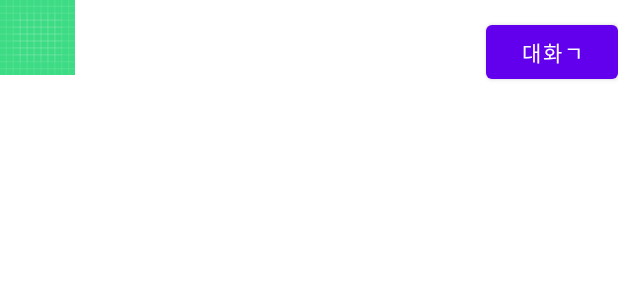
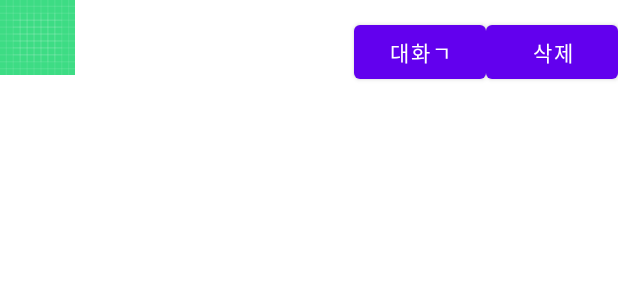
Before and after one commit to johnkimkim/CueTalk, an Android app: the layout bottom_list_layout.xml on its own in the app's theme, with its tools: preview values and no code run, on a phone screen of 412 x 824 dp. Shown: the top 300 px of the screen. Run offline under Robolectric (Android 15) with nearby library versions, the light colour scheme and no system bars.

Commit message:
finished set bottom list1

```diff
--- a/app/src/main/java/com/tistory/starcue/cuetalk/AdressRoomAdapter.java
+++ b/app/src/main/java/com/tistory/starcue/cuetalk/AdressRoomAdapter.java
@@ -117,6 +117,11 @@ public class AdressRoomAdapter extends RecyclerView.Adapter<AdressRoomAdapter.Cu
             @Override
             public void onClick(View view) {
                 String useruid = arrayList.get(position).getUid();
+                AdressRoom.userList.add(useruid);
+                for (int i = 0; i < AdressRoom.userList.size(); i++) {
+                    String testString = AdressRoom.userList.get(i);
+                    Log.d("AdressRoomAdapter>>>", testString);
+                }
 
                 db = FirebaseFirestore.getInstance();
                 DocumentReference documentReference = db.collection("users").document(myUid);
--- a/app/src/main/res/layout/bottom_list_layout.xml
+++ b/app/src/main/res/layout/bottom_list_layout.xml
@@ -43,7 +43,15 @@
         android:id="@+id/bottom_sheet_layout_chatbtn"
         android:layout_width="wrap_content"
         android:layout_height="wrap_content"
+        android:layout_toLeftOf="@+id/bottom_sheet_layout_delete"
+        android:layout_centerVertical="true"
+        android:text="대화ㄱ"/>
+
+    <Button
+        android:id="@+id/bottom_sheet_layout_delete"
+        android:layout_width="wrap_content"
+        android:layout_height="wrap_content"
         android:layout_alignParentRight="true"
         android:layout_centerVertical="true"
-        android:text="대화ㄱ"/>
+        android:text="삭제"/>
 </RelativeLayout>
```
Also changed, not shown: app/src/main/java/com/tistory/starcue/cuetalk/AdressRoom.java (+14 -0 lines), app/src/main/java/com/tistory/starcue/cuetalk/BottomSheetAdapter.java (+25 -1 lines).
